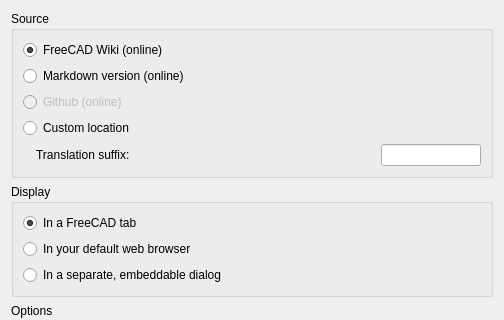
Old version of the form dlgPreferencesHelp.ui in the repository FreeCAD/FreeCAD-Help; both pictures show x 0 to 504 and y 0 to 320 of the 504 by 549 pixel window.
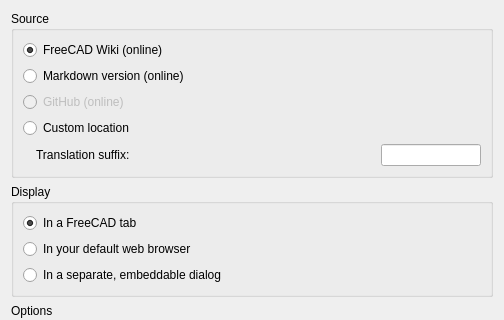
New version of the form. Custom widgets are drawn as their Qt base class.

Commit message:
Shorten string width to 80 characters.
The string of the some tooltips are very long that use all screen width.
In other .ui files seems to be a max width of 80 characters.
This commit shortens the long strings.

```diff
--- a/dlgPreferencesHelp.ui
+++ b/dlgPreferencesHelp.ui
@@ -29,7 +29,7 @@
          <string>This will fetch the documentation from pages rendered on github. This is currently not available...</string>
         </property>
         <property name="text">
-         <string>Github (online)</string>
+         <string>GitHub (online)</string>
         </property>
         <property name="prefEntry" stdset="0">
          <cstring>optionGithub</cstring>
```
Left out of the diff: 33 changed lines with no effect on the pictures.
